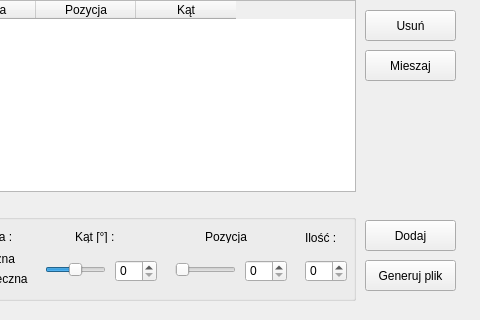
krzych/PingPongTM, file configuretraining.ui: the form before one commit; both pictures show x 175 to 655 and y 90 to 410 of the 655 by 410 pixel window.
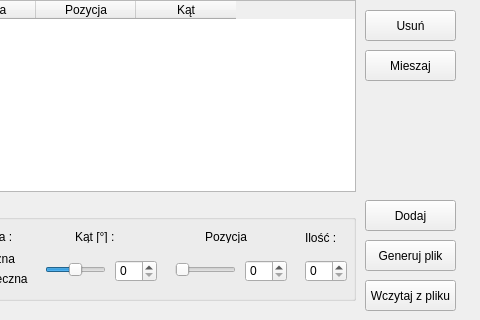
The form after the commit.

```diff
--- a/configuretraining.ui
+++ b/configuretraining.ui
@@ -268,7 +268,7 @@
    <property name="geometry">
     <rect>
      <x>540</x>
-     <y>310</y>
+     <y>290</y>
      <width>91</width>
      <height>31</height>
     </rect>
@@ -281,7 +281,7 @@
    <property name="geometry">
     <rect>
      <x>540</x>
-     <y>350</y>
+     <y>330</y>
      <width>91</width>
      <height>31</height>
     </rect>
@@ -316,6 +316,19 @@
     <string>Mieszaj</string>
    </property>
   </widget>
+  <widget class="QPushButton" name="loadButton">
+   <property name="geometry">
+    <rect>
+     <x>540</x>
+     <y>370</y>
+     <width>91</width>
+     <height>31</height>
+    </rect>
+   </property>
+   <property name="text">
+    <string>Wczytaj z pliku</string>
+   </property>
+  </widget>
  </widget>
  <resources/>
  <connections/>
```
